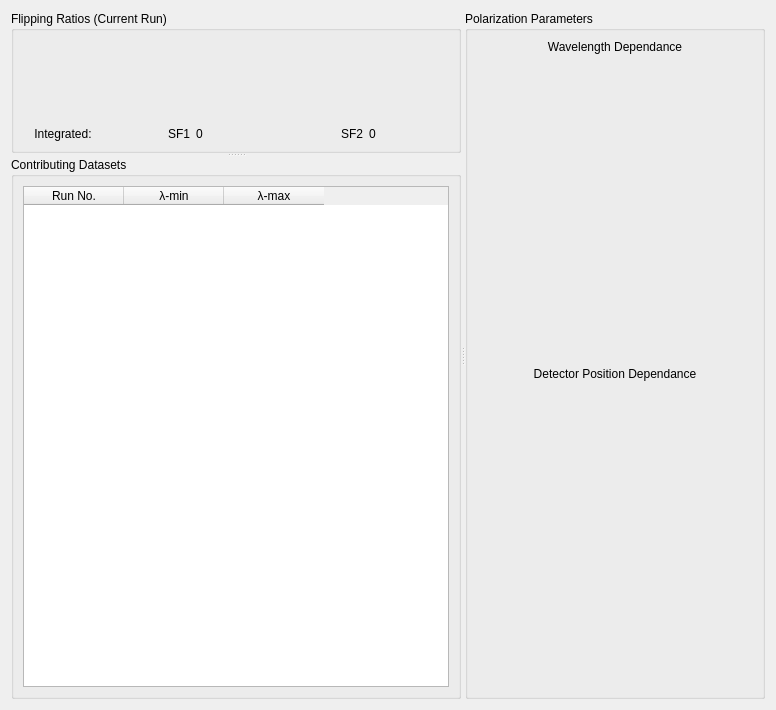
Above: designer/polarization_dialog.ui from aglavic/quicknxs before the change. Below: the same form after it.
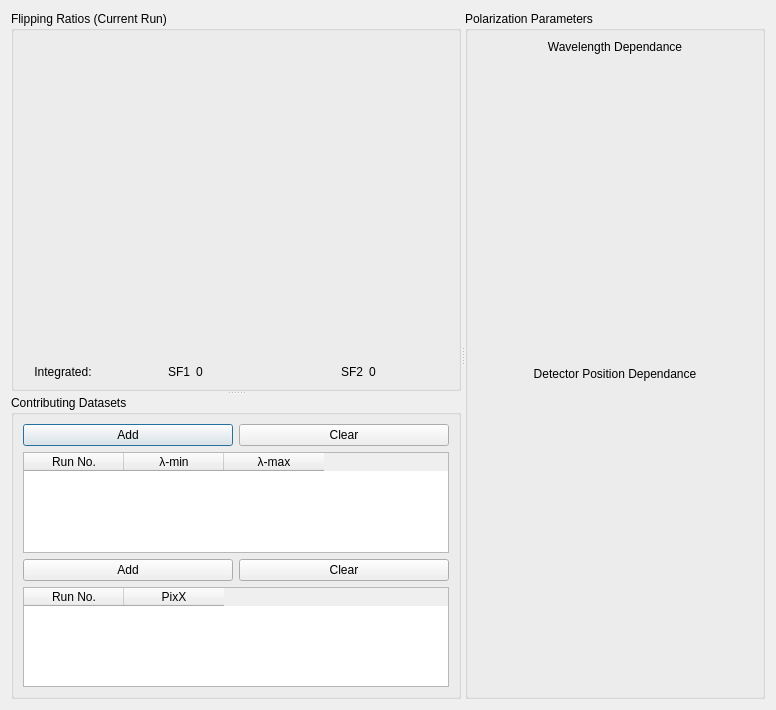
That is the form after the change. Custom widgets are drawn as their Qt base class.

Commit message: Polarization dialog somehow usable.

The edit to the form file:
```diff
--- a/designer/polarization_dialog.ui
+++ b/designer/polarization_dialog.ui
@@ -24,6 +24,12 @@
        <enum>Qt::Vertical</enum>
       </property>
       <widget class="QGroupBox" name="groupBox">
+       <property name="sizePolicy">
+        <sizepolicy hsizetype="Preferred" vsizetype="Expanding">
+         <horstretch>0</horstretch>
+         <verstretch>10</verstretch>
+        </sizepolicy>
+       </property>
        <property name="title">
         <string>Flipping Ratios (Current Run)</string>
        </property>
@@ -31,9 +37,9 @@
         <item>
          <widget class="MPLWidget" name="flippingRatios" native="true">
           <property name="sizePolicy">
-           <sizepolicy hsizetype="Preferred" vsizetype="Expanding">
-            <horstretch>0</horstretch>
-            <verstretch>0</verstretch>
+           <sizepolicy hsizetype="Expanding" vsizetype="Expanding">
+            <horstretch>1</horstretch>
+            <verstretch>2</verstretch>
            </sizepolicy>
           </property>
          </widget>
@@ -119,12 +125,42 @@
        </layout>
       </widget>
       <widget class="QGroupBox" name="groupBox">
+       <property name="sizePolicy">
+        <sizepolicy hsizetype="Preferred" vsizetype="Expanding">
+         <horstretch>0</horstretch>
+         <verstretch>1</verstretch>
+        </sizepolicy>
+       </property>
        <property name="title">
         <string>Contributing Datasets</string>
        </property>
        <layout class="QVBoxLayout" name="verticalLayout_2">
         <item>
-         <widget class="QTableWidget" name="tableWidget">
+         <layout class="QHBoxLayout" name="horizontalLayout_3">
+          <item>
+           <widget class="QPushButton" name="pushButton_2">
+            <property name="text">
+             <string>Add</string>
+            </property>
+           </widget>
+          </item>
+          <item>
+           <widget class="QPushButton" name="pushButton">
+            <property name="text">
+             <string>Clear</string>
+            </property>
+           </widget>
+          </item>
+         </layout>
+        </item>
+        <item>
+         <widget class="QTableWidget" name="wlTable">
+          <property name="sizePolicy">
+           <sizepolicy hsizetype="Preferred" vsizetype="Preferred">
+            <horstretch>0</horstretch>
+            <verstretch>1</verstretch>
+           </sizepolicy>
+          </property>
           <column>
            <property name="text">
             <string>Run No.</string>
@@ -142,6 +178,44 @@
           </column>
          </widget>
         </item>
+        <item>
+         <layout class="QHBoxLayout" name="horizontalLayout_4">
+          <item>
+           <widget class="QPushButton" name="pushButton_4">
+            <property name="text">
+             <string>Add</string>
+            </property>
+           </widget>
+          </item>
+          <item>
+           <widget class="QPushButton" name="pushButton_3">
+            <property name="text">
+             <string>Clear</string>
+            </property>
+           </widget>
+          </item>
+         </layout>
+        </item>
+        <item>
+         <widget class="QTableWidget" name="xTable">
+          <property name="sizePolicy">
+           <sizepolicy hsizetype="Preferred" vsizetype="Preferred">
+            <horstretch>0</horstretch>
+            <verstretch>1</verstretch>
+           </sizepolicy>
+          </property>
+          <column>
+           <property name="text">
+            <string>Run No.</string>
+           </property>
+          </column>
+          <column>
+           <property name="text">
+            <string>PixX</string>
+           </property>
+          </column>
+         </widget>
+        </item>
        </layout>
       </widget>
      </widget>
```
Left out of the diff: 90 changed lines with no effect on the pictures. The commit also changes 10 other files.
